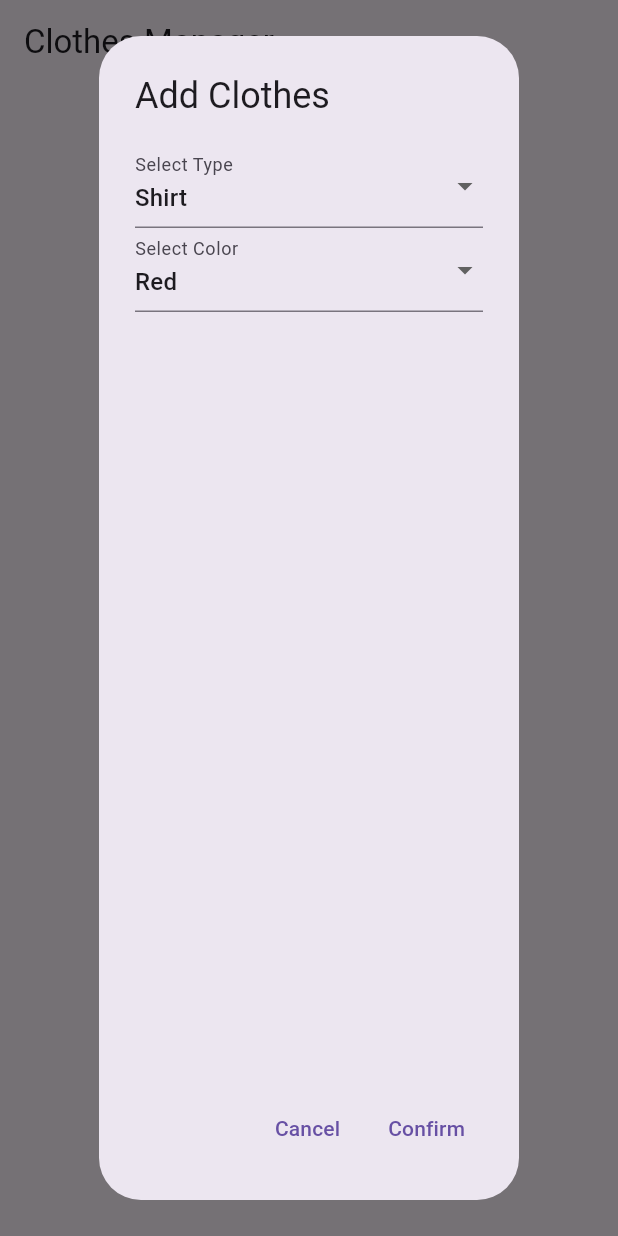
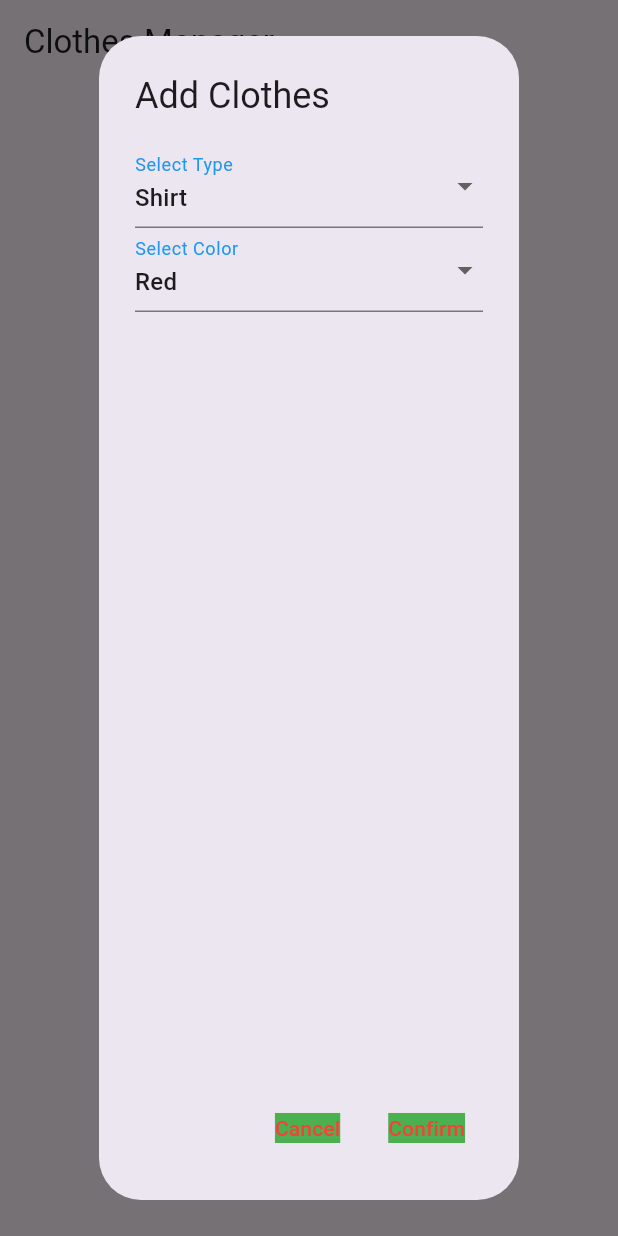
Before and after one commit to Delemangi/MIS-2, a Flutter app: the screen it shows after launch, after a tap on "Add Clothes", on a phone screen of 412 x 824 dp. Run offline on Flutter 3.47's test engine with Material 3 defaults, Android fonts, the phone set to English and light mode, and no system bars.

Commit message:
Add colors

```diff
--- a/lib/main.dart
+++ b/lib/main.dart
@@ -42,28 +42,39 @@ class _MyAppState extends State<MyApp> {
           children: [
             ElevatedButton(
               onPressed: () => _showAddClothesDialog(),
-              child: const Text('Add Clothes'),
+              style: ElevatedButton.styleFrom(
+                backgroundColor: Colors.green,
+              ),
+              child: const Text('Add Clothes',
+                  style: TextStyle(color: Colors.red)),
             ),
             const SizedBox(height: 20),
             const Text('All Clothes:',
-                style: TextStyle(fontSize: 18, fontWeight: FontWeight.bold)),
+                style: TextStyle(
+                    fontSize: 18,
+                    fontWeight: FontWeight.bold,
+                    color: Colors.blue)),
             Expanded(
               child: ListView.builder(
                 itemCount: clothesList.length,
                 itemBuilder: (context, index) {
                   return ListTile(
                     title: Text(
-                        '${clothesList[index].type} - ${clothesList[index].color}'),
+                        '${clothesList[index].type} - ${clothesList[index].color}',
+                        style:
+                            const TextStyle(color: Colors.blue, fontSize: 18)),
                     trailing: Row(
                       mainAxisSize: MainAxisSize.min,
                       children: [
                         IconButton(
                           icon: const Icon(Icons.edit),
                           onPressed: () => _showEditClothesDialog(index),
+                          color: Colors.green,
                         ),
                         IconButton(
                           icon: const Icon(Icons.delete),
                           onPressed: () => _deleteClothes(index),
+                          color: Colors.green,
                         ),
                       ],
                     ),
@@ -94,14 +105,18 @@ class _MyAppState extends State<MyApp> {
               onPressed: () {
                 Navigator.pop(context);
               },
-              child: const Text('Cancel'),
+              child: const Text('Cancel',
+                  style: TextStyle(
+                      backgroundColor: Colors.green, color: Colors.red)),
             ),
             TextButton(
               onPressed: () {
                 _addClothes();
                 Navigator.pop(context);
               },
-              child: const Text('Confirm'),
+              child: const Text('Confirm',
+                  style: TextStyle(
+                      backgroundColor: Colors.green, color: Colors.red)),
             ),
           ],
         );
@@ -128,7 +143,8 @@ class _MyAppState extends State<MyApp> {
           child: Text(type),
         );
       }).toList(),
-      decoration: const InputDecoration(labelText: 'Select Type'),
+      decoration: const InputDecoration(
+          labelText: 'Select Type', labelStyle: TextStyle(color: Colors.blue)),
     );
   }
 
@@ -151,7 +167,8 @@ class _MyAppState extends State<MyApp> {
           child: Text(color),
         );
       }).toList(),
-      decoration: const InputDecoration(labelText: 'Select Color'),
+      decoration: const InputDecoration(
+          labelText: 'Select Color', labelStyle: TextStyle(color: Colors.blue)),
     );
   }
 
@@ -183,14 +200,18 @@ class _MyAppState extends State<MyApp> {
               onPressed: () {
                 Navigator.pop(context);
               },
-              child: const Text('Cancel'),
+              child: const Text('Cancel',
+                  style: TextStyle(
+                      backgroundColor: Colors.green, color: Colors.red)),
             ),
             TextButton(
               onPressed: () {
                 _editClothes(index);
                 Navigator.pop(context);
               },
-              child: const Text('Save'),
+              child: const Text('Save',
+                  style: TextStyle(
+                      backgroundColor: Colors.green, color: Colors.red)),
             ),
           ],
         );
```
